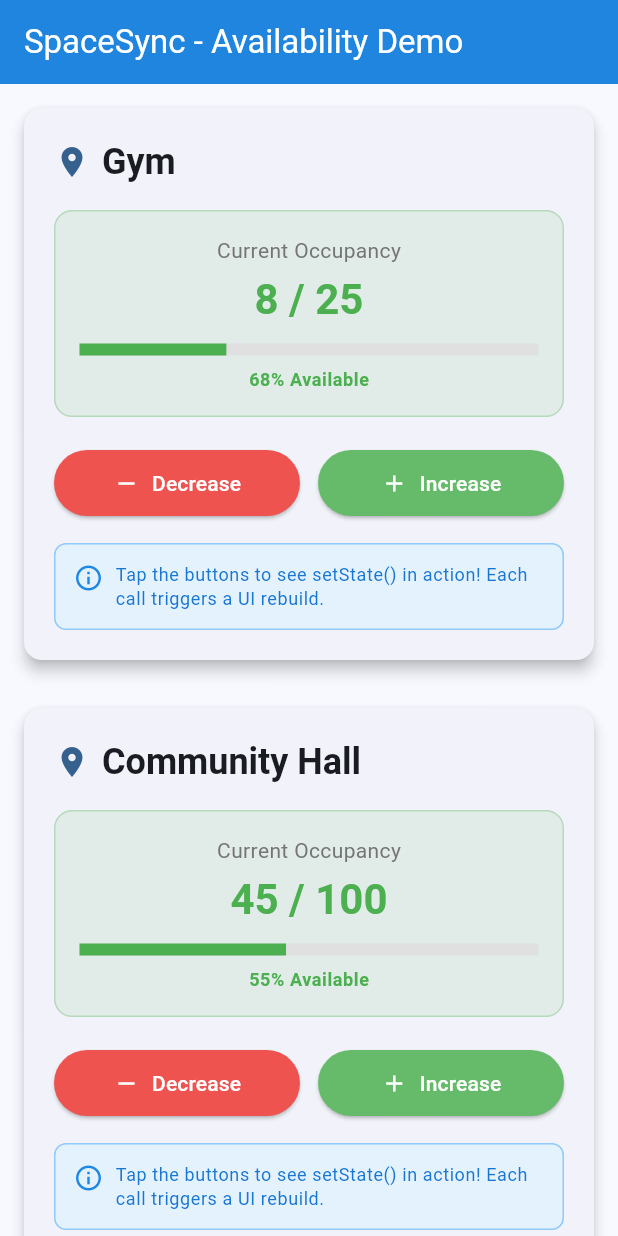
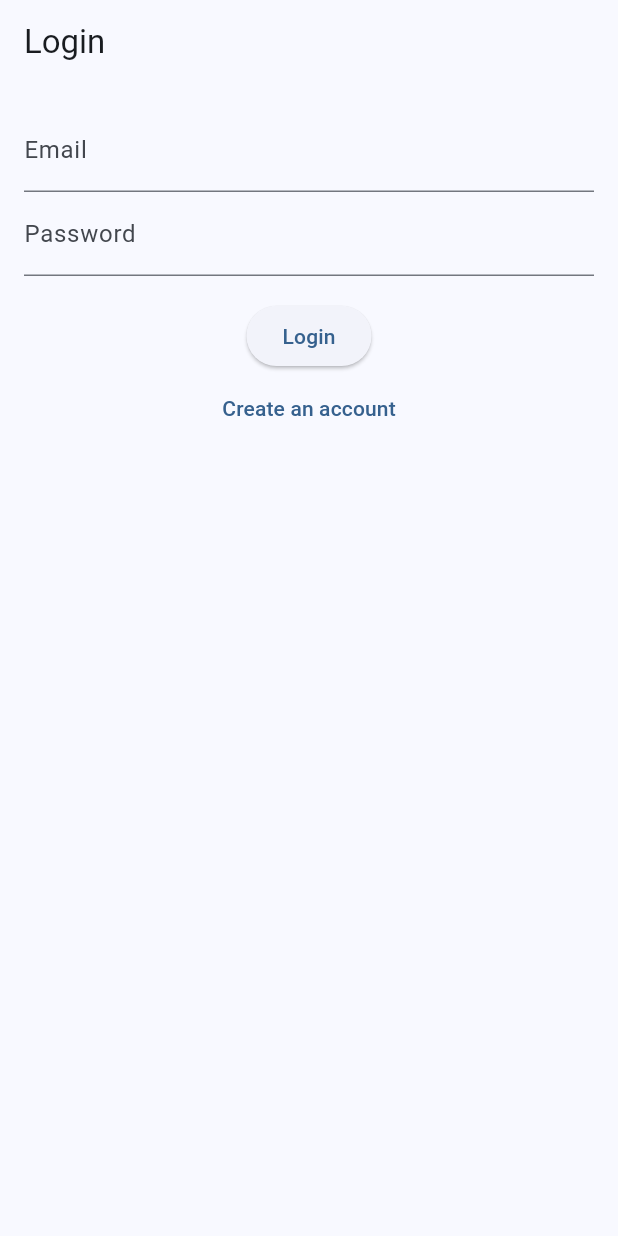
Before and after one commit to kalviumcommunity/SpaceSync, a Flutter app: the screen it shows after launch, on a phone screen of 412 x 824 dp. Run offline on Flutter 3.47's test engine with Material 3 defaults, Android fonts, the phone set to English and light mode, and no system bars; our stand-ins replace cloud_firestore, firebase_auth, firebase_core; accounts and stored records are empty.

Commit message:
feat: implement Firebase Auth and Firestore integration (Issue #5)
added services, screens, and updated README with case study

```diff
--- a/lib/main.dart
+++ b/lib/main.dart
@@ -1,11 +1,21 @@
 import 'package:flutter/material.dart';
+import 'package:firebase_core/firebase_core.dart';
+import 'package:firebase_auth/firebase_auth.dart';
+import 'screens/login_screen.dart';
+import 'services/auth_service.dart';
 import 'space_availability_widget.dart';
 
-void main() {
+void main() async {
+  WidgetsFlutterBinding.ensureInitialized();
+  try {
+    await Firebase.initializeApp();
+  } catch (e) {
+    print(
+        "Firebase initialization failed (Is google-services.json missing?): $e");
+  }
   runApp(const SpaceSyncApp());
 }
 
-/// Main application widget for SpaceSync demo
 class SpaceSyncApp extends StatelessWidget {
   const SpaceSyncApp({super.key});
 
@@ -13,33 +23,34 @@
   Widget build(BuildContext context) {
     return MaterialApp(
       debugShowCheckedModeBanner: false,
-      title: 'SpaceSync - Availability Demo',
+      title: 'SpaceSync',
       theme: ThemeData(
         useMaterial3: true,
-
-        // Material 3 color system (correct way)
-        colorScheme: ColorScheme.fromSeed(
-          seedColor: Colors.blue,
-          brightness: Brightness.light,
-        ),
-
-        // AppBar styling
-        appBarTheme: const AppBarTheme(
-          elevation: 2,
-          backgroundColor: Colors.blue,
-          foregroundColor: Colors.white,
-        ),
-
-        // Card styling (Material 3 compliant)
-        cardTheme: const CardThemeData(
-          elevation: 4,
-          margin: EdgeInsets.all(8),
-          shape: RoundedRectangleBorder(
-            borderRadius: BorderRadius.all(Radius.circular(12)),
-          ),
-        ),
+        colorScheme: ColorScheme.fromSeed(seedColor: Colors.blue),
       ),
-      home: const SpaceAvailabilityDemo(),
+      home: const AuthWrapper(),
     );
   }
 }
+
+class AuthWrapper extends StatelessWidget {
+  const AuthWrapper({super.key});
+
+  @override
+  Widget build(BuildContext context) {
+    return StreamBuilder<User?>(
+      stream: AuthService().user,
+      builder: (context, snapshot) {
+        if (snapshot.connectionState == ConnectionState.waiting) {
+          return const Scaffold(
+            body: Center(child: CircularProgressIndicator()),
+          );
+        }
+        if (snapshot.hasData) {
+          return const SpaceAvailabilityDemo();
+        }
+        return const LoginScreen();
+      },
+    );
+  }
+}
--- /dev/null
+++ b/lib/screens/login_screen.dart
@@ -0,0 +1,100 @@
+import 'package:flutter/material.dart';
+import '../services/auth_service.dart';
+
+class LoginScreen extends StatefulWidget {
+  const LoginScreen({super.key});
+
+  @override
+  State<LoginScreen> createState() => _LoginScreenState();
+}
+
+class _LoginScreenState extends State<LoginScreen> {
+  final AuthService _auth = AuthService();
+  final _emailController = TextEditingController();
+  final _passwordController = TextEditingController();
+  bool _isLogin = true;
+  bool _isLoading = false;
+  String? _errorMessage;
+
+  Future<void> _submit() async {
+    setState(() {
+      _isLoading = true;
+      _errorMessage = null;
+    });
+
+    try {
+      if (_isLogin) {
+        await _auth.signInWithEmail(
+          _emailController.text.trim(),
+          _passwordController.text.trim(),
+        );
+      } else {
+        await _auth.signUpWithEmail(
+          _emailController.text.trim(),
+          _passwordController.text.trim(),
+        );
+      }
+    } catch (e) {
+      setState(() {
+        _errorMessage = e.toString();
+      });
+    } finally {
+      if (mounted) {
+        setState(() {
+          _isLoading = false;
+        });
+      }
+    }
+  }
+
+  @override
+  Widget build(BuildContext context) {
+    return Scaffold(
+      appBar: AppBar(title: Text(_isLogin ? 'Login' : 'Sign Up')),
+      body: Padding(
+        padding: const EdgeInsets.all(16.0),
+        child: Column(
+          children: [
+            if (_errorMessage != null)
+              Container(
+                padding: const EdgeInsets.all(8),
+                color: Colors.red[100],
+                child: Text(
+                  _errorMessage!,
+                  style: const TextStyle(color: Colors.red),
+                ),
+              ),
+            TextField(
+              controller: _emailController,
+              decoration: const InputDecoration(labelText: 'Email'),
+            ),
+            TextField(
+              controller: _passwordController,
+              decoration: const InputDecoration(labelText: 'Password'),
+              obscureText: true,
+            ),
+            const SizedBox(height: 16),
+            if (_isLoading)
+              const CircularProgressIndicator()
+            else
+              ElevatedButton(
+                onPressed: _submit,
+                child: Text(_isLogin ? 'Login' : 'Sign Up'),
+              ),
+            TextButton(
+              onPressed: () {
+                setState(() {
+                  _isLogin = !_isLogin;
+                  _errorMessage = null;
+                });
+              },
+              child: Text(_isLogin
+                  ? 'Create an account'
+                  : 'Already have an account? Login'),
+            ),
+          ],
+        ),
+      ),
+    );
+  }
+}
--- /dev/null
+++ b/lib/services/auth_service.dart
@@ -0,0 +1,49 @@
+import 'package:firebase_auth/firebase_auth.dart';
+
+class AuthService {
+  final FirebaseAuth _auth = FirebaseAuth.instance;
+
+  // Stream of user state changes
+  Stream<User?> get user => _auth.authStateChanges();
+
+  // Sign in anonymously for demo purposes or email/password
+  Future<UserCredential?> signInAnonymously() async {
+    try {
+      return await _auth.signInAnonymously();
+    } catch (e) {
+      print("Error signing in anonymously: $e");
+      return null;
+    }
+  }
+
+  // Sign up with email and password
+  Future<UserCredential?> signUpWithEmail(String email, String password) async {
+    try {
+      return await _auth.createUserWithEmailAndPassword(
+        email: email,
+        password: password,
+      );
+    } catch (e) {
+      print("Error signing up: $e");
+      rethrow;
+    }
+  }
+
+  // Sign in with email and password
+  Future<UserCredential?> signInWithEmail(String email, String password) async {
+    try {
+      return await _auth.signInWithEmailAndPassword(
+        email: email,
+        password: password,
+      );
+    } catch (e) {
+      print("Error signing in: $e");
+      rethrow;
+    }
+  }
+
+  // Sign out
+  Future<void> signOut() async {
+    await _auth.signOut();
+  }
+}
--- a/lib/space_availability_widget.dart
+++ b/lib/space_availability_widget.dart
@@ -1,236 +1,147 @@
 import 'package:flutter/material.dart';
+import 'package:cloud_firestore/cloud_firestore.dart';
+import 'services/auth_service.dart';
+import 'services/firestore_service.dart';
 
-/// A StatefulWidget that demonstrates reactive UI updates for shared space availability.
-///
-/// This widget shows how setState() triggers UI rebuilds when the state changes,
-/// demonstrating the difference between static UI and state-driven UI updates.
-/// It models real-world shared space transparency for gyms, halls, parking, etc.
-class SpaceAvailabilityWidget extends StatefulWidget {
-  /// Name of the shared space (e.g., "Gym", "Community Hall", "Parking Area")
-  final String spaceName;
+class SpaceAvailabilityDemo extends StatelessWidget {
+  const SpaceAvailabilityDemo({super.key});
 
-  /// Maximum capacity of the space
+  @override
+  Widget build(BuildContext context) {
+    final FirestoreService firestoreService = FirestoreService();
+
+    return Scaffold(
+      appBar: AppBar(
+        title: const Text('SpaceSync Dashboard'),
+        actions: [
+          IconButton(
+            icon: const Icon(Icons.logout),
+            onPressed: () => AuthService().signOut(),
+          ),
+        ],
+      ),
+      body: StreamBuilder<QuerySnapshot>(
+        stream: firestoreService.getSpaces(),
+        builder: (context, snapshot) {
+          if (snapshot.hasError) {
+            return Center(child: Text('Error: ${snapshot.error}'));
+          }
+          if (snapshot.connectionState == ConnectionState.waiting) {
+            return const Center(child: CircularProgressIndicator());
+          }
+
+          final docs = snapshot.data?.docs ?? [];
+
+          if (docs.isEmpty) {
+            return Center(
+              child: ElevatedButton(
+                onPressed: () async {
+                  // Seed data
+                  await firestoreService.addSpace('Gym', 25, 5);
+                  await firestoreService.addSpace('Community Hall', 100, 10);
+                  await firestoreService.addSpace('Parking', 50, 48);
+                },
+                child: const Text('Initialize Demo Data'),
+              ),
+            );
+          }
+
+          return ListView.builder(
+            itemCount: docs.length,
+            itemBuilder: (context, index) {
+              final doc = docs[index];
+              final data = doc.data() as Map<String, dynamic>;
+              return SpaceListItem(
+                docId: doc.id,
+                name: data['name'] ?? 'Unknown',
+                maxCapacity: data['maxCapacity'] ?? 0,
+                currentOccupancy: data['currentOccupancy'] ?? 0,
+              );
+            },
+          );
+        },
+      ),
+    );
+  }
+}
+
+class SpaceListItem extends StatelessWidget {
+  final String docId;
+  final String name;
   final int maxCapacity;
+  final int currentOccupancy;
 
-  /// Initial occupancy count
-  final int initialOccupancy;
-
-  const SpaceAvailabilityWidget({
+  const SpaceListItem({
     super.key,
-    required this.spaceName,
-    this.maxCapacity = 20,
-    this.initialOccupancy = 5,
+    required this.docId,
+    required this.name,
+    required this.maxCapacity,
+    required this.currentOccupancy,
   });
 
-  @override
-  State<SpaceAvailabilityWidget> createState() => _SpaceAvailabilityWidgetState();
-}
+  double get _availabilityPercentage =>
+      maxCapacity == 0 ? 0 : currentOccupancy / maxCapacity;
 
-class _SpaceAvailabilityWidgetState extends State<SpaceAvailabilityWidget> {
-  /// Current occupancy count - this is the state that will trigger UI updates
-  late int _currentOccupancy;
-
-  @override
-  void initState() {
-    super.initState();
-    // Initialize the occupancy from the widget's initial value
-    _currentOccupancy = widget.initialOccupancy;
-  }
-
-  /// Increases occupancy by 1, but not above maximum capacity
-  void _increaseOccupancy() {
-    // setState() is the key method that triggers a UI rebuild
-    // When called, Flutter marks this widget as "dirty" and schedules a rebuild
-    // During rebuild, the build() method is called again with the new state
-    setState(() {
-      // Only increase if we haven't reached maximum capacity
-      if (_currentOccupancy < widget.maxCapacity) {
-        _currentOccupancy++;
-      }
-    });
-  }
-
-  /// Decreases occupancy by 1, but not below 0
-  void _decreaseOccupancy() {
-    // setState() again triggers a UI rebuild with the updated state
-    // The UI will automatically reflect the new occupancy value
-    setState(() {
-      // Only decrease if we have people in the space
-      if (_currentOccupancy > 0) {
-        _currentOccupancy--;
-      }
-    });
-  }
-
-  /// Calculate availability percentage for visual indicator
-  double get _availabilityPercentage => _currentOccupancy / widget.maxCapacity;
-
-  /// Get color based on occupancy level
   Color get _occupancyColor {
-    if (_availabilityPercentage < 0.5) {
-      return Colors.green; // Low occupancy - plenty of space
-    } else if (_availabilityPercentage < 0.8) {
-      return Colors.orange; // Medium occupancy - getting crowded
-    } else {
-      return Colors.red; // High occupancy - nearly full
-    }
+    if (_availabilityPercentage < 0.5) return Colors.green;
+    if (_availabilityPercentage < 0.8) return Colors.orange;
+    return Colors.red;
   }
 
   @override
   Widget build(BuildContext context) {
-    // This build method is called every time setState() is called
-    // The UI automatically reflects the current state values
+    final FirestoreService firestoreService = FirestoreService();
+
     return Card(
       margin: const EdgeInsets.all(16.0),
       elevation: 4.0,
       child: Padding(
         padding: const EdgeInsets.all(20.0),
         child: Column(
-          crossAxisAlignment: CrossAxisAlignment.start,
-          mainAxisSize: MainAxisSize.min,
           children: [
-            // Space name with icon
             Row(
               children: [
-                Icon(
-                  Icons.location_on,
-                  color: Theme.of(context).primaryColor,
-                  size: 24,
+                Icon(Icons.location_on, color: _occupancyColor),
+                const SizedBox(width: 8),
+                Text(name, style: Theme.of(context).textTheme.titleLarge),
+              ],
+            ),
+            const SizedBox(height: 16),
+            LinearProgressIndicator(
+              value: _availabilityPercentage,
+              color: _occupancyColor,
+              backgroundColor: Colors.grey[200],
+              minHeight: 10,
+            ),
+            const SizedBox(height: 8),
+            Text('$currentOccupancy / $maxCapacity Occupied'),
+            const SizedBox(height: 16),
+            Row(
+              mainAxisAlignment: MainAxisAlignment.spaceEvenly,
+              children: [
+                ElevatedButton(
+                  onPressed: currentOccupancy > 0
+                      ? () => firestoreService.updateOccupancy(
+                            docId,
+                            currentOccupancy - 1,
+                          )
+                      : null,
+                  style: ElevatedButton.styleFrom(
+                      backgroundColor: Colors.red[100]),
+                  child: const Text('Decrease'),
                 ),
-                const SizedBox(width: 8),
-                Text(
-                  widget.spaceName,
-                  style: Theme.of(context).textTheme.headlineSmall?.copyWith(
-                    fontWeight: FontWeight.bold,
-                  ),
+                ElevatedButton(
+                  onPressed: currentOccupancy < maxCapacity
+                      ? () => firestoreService.updateOccupancy(
+                            docId,
+                            currentOccupancy + 1,
+                          )
+                      : null,
+                  style: ElevatedButton.styleFrom(
+                      backgroundColor: Colors.green[100]),
+                  child: const Text('Increase'),
                 ),
               ],
-            ),
-
-            const SizedBox(height: 16),
-
-            // Occupancy display with visual indicator
-            Container(
-              padding: const EdgeInsets.all(16),
-              decoration: BoxDecoration(
-                color: _occupancyColor.withOpacity(0.1),
-                borderRadius: BorderRadius.circular(12),
-                border: Border.all(color: _occupancyColor.withOpacity(0.3)),
-              ),
-              child: Column(
-                children: [
-                  // Occupancy text
-                  Text(
-                    'Current Occupancy',
-                    style: Theme.of(context).textTheme.bodyMedium?.copyWith(
-                      color: Colors.grey[600],
-                    ),
-                  ),
-                  const SizedBox(height: 4),
-                  // Main occupancy display
-                  Text(
-                    '$_currentOccupancy / ${widget.maxCapacity}',
-                    style: Theme.of(context).textTheme.headlineMedium?.copyWith(
-                      fontWeight: FontWeight.bold,
-                      color: _occupancyColor,
-                    ),
-                  ),
-                  const SizedBox(height: 12),
-
-                  // Progress bar for visual representation
-                  LinearProgressIndicator(
-                    value: _availabilityPercentage,
-                    backgroundColor: Colors.grey[300],
-                    valueColor: AlwaysStoppedAnimation<Color>(_occupancyColor),
-                    minHeight: 8,
-                  ),
-
-                  const SizedBox(height: 8),
-
-                  // Availability status text
-                  Text(
-                    _availabilityPercentage >= 1.0
-                        ? 'FULL'
-                        : '${((1 - _availabilityPercentage) * 100).toInt()}% Available',
-                    style: Theme.of(context).textTheme.bodySmall?.copyWith(
-                      color: _occupancyColor,
-                      fontWeight: FontWeight.w600,
-                    ),
-                  ),
-                ],
-              ),
-            ),
-
-            const SizedBox(height: 20),
-
-            // Action buttons
-            Row(
-              children: [
-                // Decrease button
-                Expanded(
-                  child: ElevatedButton.icon(
-                    onPressed: _currentOccupancy > 0 ? _decreaseOccupancy : null,
-                    icon: const Icon(Icons.remove),
-                    label: const Text('Decrease'),
-                    style: ElevatedButton.styleFrom(
-                      backgroundColor: Colors.red[400],
-                      foregroundColor: Colors.white,
-                      disabledBackgroundColor: Colors.grey[300],
-                      padding: const EdgeInsets.symmetric(vertical: 12),
-                    ),
-                  ),
-                ),
-
-                const SizedBox(width: 12),
-
-                // Increase button
-                Expanded(
-                  child: ElevatedButton.icon(
-                    onPressed: _currentOccupancy < widget.maxCapacity
-                        ? _increaseOccupancy
-                        : null,
-                    icon: const Icon(Icons.add),
-                    label: const Text('Increase'),
-                    style: ElevatedButton.styleFrom(
-                      backgroundColor: Colors.green[400],
-                      foregroundColor: Colors.white,
-                      disabledBackgroundColor: Colors.grey[300],
-                      padding: const EdgeInsets.symmetric(vertical: 12),
-                    ),
-                  ),
-                ),
-              ],
-            ),
-
-            const SizedBox(height: 16),
-
-            // Educational note about setState()
-            Container(
-              padding: const EdgeInsets.all(12),
-              decoration: BoxDecoration(
-                color: Colors.blue[50],
-                borderRadius: BorderRadius.circular(8),
-                border: Border.all(color: Colors.blue[200]!),
-              ),
-              child: Row(
-                crossAxisAlignment: CrossAxisAlignment.start,
-                children: [
-                  Icon(
-                    Icons.info_outline,
-                    color: Colors.blue[600],
-                    size: 20,
-                  ),
-                  const SizedBox(width: 8),
-                  Expanded(
-                    child: Text(
-                      'Tap the buttons to see setState() in action! Each call triggers a UI rebuild.',
-                      style: Theme.of(context).textTheme.bodySmall?.copyWith(
-                        color: Colors.blue[700],
-                      ),
-                    ),
-                  ),
-                ],
-              ),
             ),
           ],
         ),
@@ -238,47 +149,3 @@
     );
   }
 }
-
-/// Example usage of SpaceAvailabilityWidget
-///
-/// This demonstrates how to use the widget in a Flutter app
-class SpaceAvailabilityDemo extends StatelessWidget {
-  const SpaceAvailabilityDemo({super.key});
-
-  @override
-  Widget build(BuildContext context) {
-    return Scaffold(
-      appBar: AppBar(
-        title: const Text('SpaceSync - Availability Demo'),
-        backgroundColor: Colors.blue[600],
-        foregroundColor: Colors.white,
-      ),
-      body: const SingleChildScrollView(
-        child: Column(
-          children: [
-            // Gym example
-            SpaceAvailabilityWidget(
-              spaceName: 'Gym',
-              maxCapacity: 25,
-              initialOccupancy: 8,
-            ),
-
-            // Community Hall example
-            SpaceAvailabilityWidget(
-              spaceName: 'Community Hall',
-              maxCapacity: 100,
-              initialOccupancy: 45,
-            ),
-
-            // Parking Area example
-            SpaceAvailabilityWidget(
-              spaceName: 'Parking Area A',
-              maxCapacity: 50,
-              initialOccupancy: 42,
-            ),
-          ],
-        ),
-      ),
-    );
-  }
-}
--- a/pubspec.yaml
+++ b/pubspec.yaml
@@ -11,6 +11,11 @@
   flutter:
     sdk: flutter
   cupertino_icons: ^1.0.2
+  firebase_core: ^4.3.0
+  firebase_auth: ^6.1.3
+  cloud_firestore: ^6.1.1
+  firebase_storage: ^13.0.5
+  provider: ^6.1.5+1
 
 dev_dependencies:
   flutter_test:
```
Also changed, not shown: lib/services/firestore_service.dart (added, +30 -0 lines), pubspec.lock, 4 other files.
